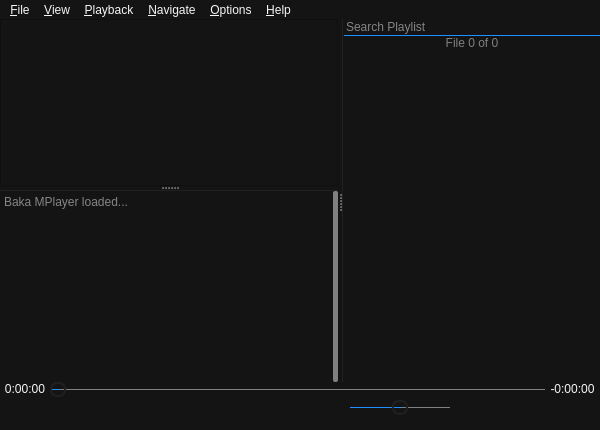
u8sand/Baka-MPlayer, file Baka MPlayer/ui/mainwindow.ui: the form before one commit.
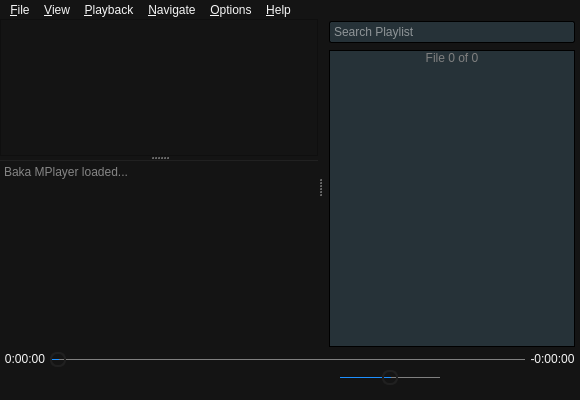
The form after the commit. Icons and pictures are not drawn. Custom widgets are drawn as their Qt base class.

Commit message: mainwindow.ui: changed QLineEdit style

What changed in the file:
```diff
--- a/Baka MPlayer/ui/mainwindow.ui
+++ b/Baka MPlayer/ui/mainwindow.ui
@@ -6,8 +6,8 @@
    <rect>
     <x>0</x>
     <y>0</y>
-    <width>600</width>
-    <height>430</height>
+    <width>580</width>
+    <height>400</height>
    </rect>
   </property>
   <property name="windowTitle">
@@ -45,21 +45,42 @@
 
 /* Playlist */
 
-#playlistFrame {
-	border-left: 1px solid #212121;
+#searchBox, #indexLabel, #playlistWidget, #playlistControlLayout {
+	background: #263238;
 }
 
 #searchBox {
 	font-size: 12px;
-	border-bottom: 1px solid dodgerblue;
+	border: 1px outset black;
+	border-radius: 2px;
+	padding: 2px;
+	margin: 2px 5px;
+}
+
+#indexLabel {
+	color: gray;
+	border-left: 1px outset black;
+	border-right: 1px outset black;
+	border-top: 1px outset black;
+	margin: 5px 5px 0px 5px;
+}
+
+#playlistWidget {
+	border-left: 1px outset black;
+	border-right: 1px outset black;
 	border-radius: 0px;
+	margin: 0px 5px;
 }
-#searchBox::item::alternate {
+
+#playlistWidget::item::alternate {
 	background: black;
 }
 
-#indexLabel {
-	color: gray;
+#playlistControlLayout {
+	border-left: 1px outset black;
+	border-right: 1px outset black;
+	border-bottom: 1px outset black;
+	margin: 0px 5px 5px 5px;
 }
 
 /* outputTextEdit */
@@ -156,9 +177,6 @@
         <property name="frameShape">
          <enum>QFrame::NoFrame</enum>
         </property>
-        <property name="verticalScrollBarPolicy">
-         <enum>Qt::ScrollBarAlwaysOn</enum>
-        </property>
         <property name="undoRedoEnabled">
          <bool>false</bool>
         </property>
@@ -170,7 +188,7 @@
         </property>
        </widget>
       </widget>
-      <widget class="QFrame" name="playlistFrame">
+      <widget class="QWidget" name="playlistLayout_2" native="true">
        <layout class="QVBoxLayout" name="playlistLayout">
         <property name="spacing">
          <number>0</number>
@@ -224,6 +242,7 @@
          </widget>
         </item>
         <item>
+         <widget class="QWidget" name="playlistControlLayout" native="true">
          <layout class="QHBoxLayout" name="horizontalLayout">
           <property name="spacing">
            <number>2</number>
@@ -309,6 +328,7 @@
            </widget>
           </item>
          </layout>
+         </widget>
         </item>
        </layout>
       </widget>
@@ -789,8 +809,8 @@
     <rect>
      <x>0</x>
      <y>0</y>
-     <width>600</width>
-     <height>24</height>
+     <width>580</width>
+     <height>23</height>
     </rect>
    </property>
    <widget class="QMenu" name="menu_File">
```
Lines whose indentation alone changed are shown as unchanged. The commit also changes 1 other file.
